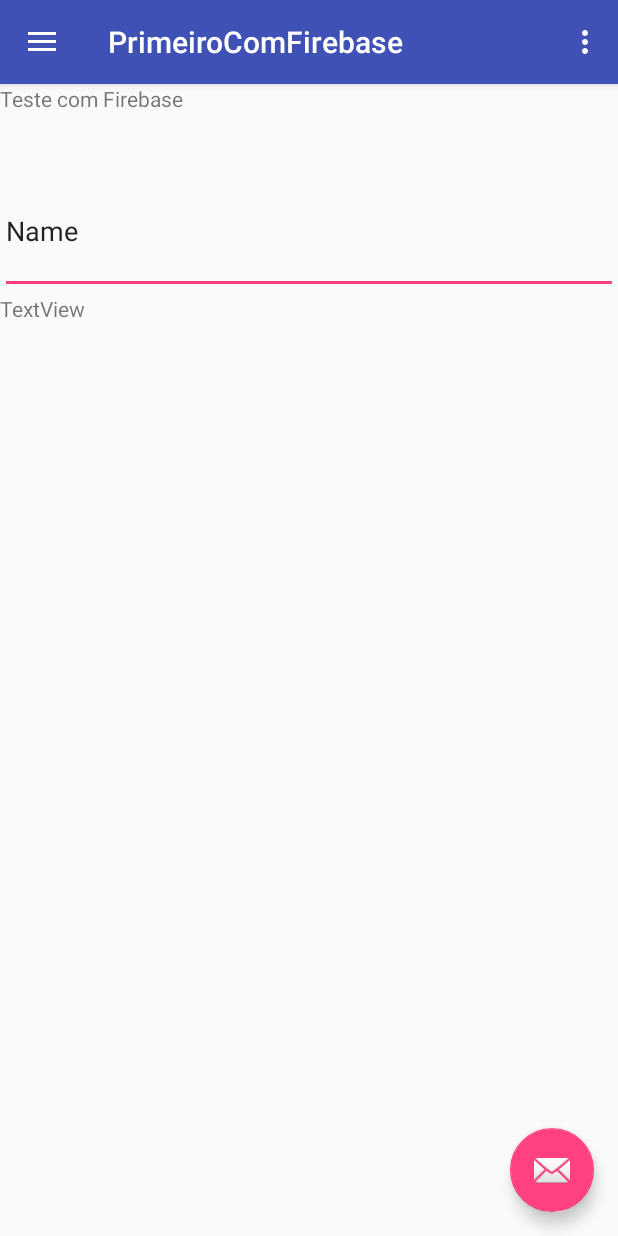
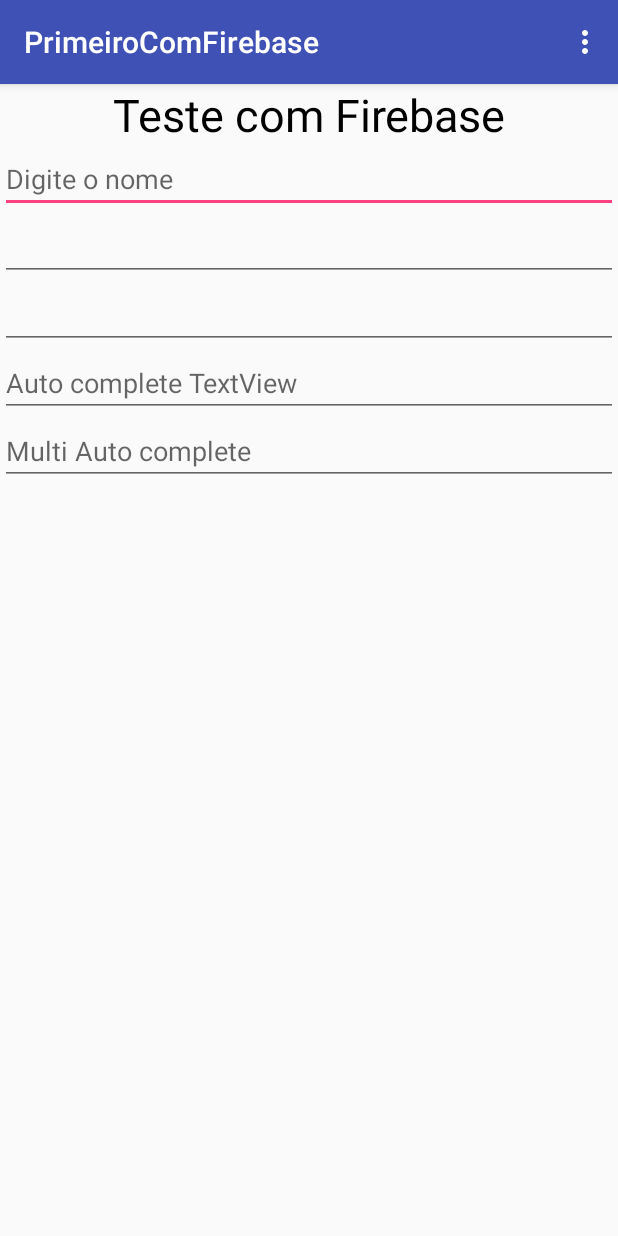
Before and after one commit to imildositoe/App-Android-com-Firebase, an Android app: the screen it shows after launch (MainActivity), on a phone screen of 412 x 824 dp. Run offline under Robolectric (Android 15) with nearby library versions, the phone set to English and light mode, and no system bars.

Commit message:
Criacao de Layout

```diff
--- a/app/src/main/java/com/example/imildositoe/primeirocomfirebase/MainActivity.java
+++ b/app/src/main/java/com/example/imildositoe/primeirocomfirebase/MainActivity.java
@@ -22,21 +22,6 @@ public class MainActivity extends AppCompatActivity
         setContentView(R.layout.activity_main);
         Toolbar toolbar = (Toolbar) findViewById(R.id.toolbar);
         setSupportActionBar(toolbar);
-
-        FloatingActionButton fab = (FloatingActionButton) findViewById(R.id.fab);
-        fab.setOnClickListener(new View.OnClickListener() {
-            @Override
-            public void onClick(View view) {
-                Snackbar.make(view, "Replace with your own action", Snackbar.LENGTH_LONG)
-                        .setAction("Action", null).show();
-            }
-        });
-
-        DrawerLayout drawer = (DrawerLayout) findViewById(R.id.drawer_layout);
-        ActionBarDrawerToggle toggle = new ActionBarDrawerToggle(
-            this, drawer, toolbar, R.string.navigation_drawer_open, R.string.navigation_drawer_close);
-        drawer.setDrawerListener(toggle);
-        toggle.syncState();
 
         NavigationView navigationView = (NavigationView) findViewById(R.id.nav_view);
         navigationView.setNavigationItemSelectedListener(this);
--- a/app/src/main/res/layout/app_bar_main.xml
+++ b/app/src/main/res/layout/app_bar_main.xml
@@ -23,12 +23,4 @@
 
     <include layout="@layout/content_main"/>
 
-    <android.support.design.widget.FloatingActionButton
-        android:id="@+id/fab"
-        android:layout_width="wrap_content"
-        android:layout_height="wrap_content"
-        android:layout_gravity="bottom|end"
-        android:layout_margin="@dimen/fab_margin"
-        app:srcCompat="@android:drawable/ic_dialog_email" />
-
 </android.support.design.widget.CoordinatorLayout>
--- a/app/src/main/res/layout/content_main.xml
+++ b/app/src/main/res/layout/content_main.xml
@@ -14,23 +14,66 @@
     <TextView
         android:id="@+id/textView2"
         android:layout_width="match_parent"
-        android:layout_height="56dp"
+        android:layout_height="wrap_content"
+        android:textSize="30sp"
+        android:textAlignment="center"
+        android:layout_weight="0"
+        android:textColor="@android:color/background_dark"
         android:text="Teste com Firebase" />
 
     <EditText
         android:id="@+id/editText"
         android:layout_width="match_parent"
         android:layout_height="wrap_content"
-        android:layout_weight="0.06"
+        android:layout_weight="0"
         android:ems="10"
+        android:hint="Digite o nome"
         android:inputType="textPersonName"
-        android:text="Name" />
+        />
 
-    <TextView
-        android:id="@+id/textView3"
+    <EditText
+        android:id="@+id/editText2"
         android:layout_width="match_parent"
         android:layout_height="wrap_content"
-        android:text="TextView"
-        android:layout_weight="0.11" />
+        android:layout_weight="0"
+        android:ems="10"
+        android:inputType="time" />
+
+    <EditText
+        android:id="@+id/editText3"
+        android:layout_width="match_parent"
+        android:layout_height="wrap_content"
+        android:layout_weight="0"
+        android:ems="10"
+        android:inputType="number" />
+
+    <AutoCompleteTextView
+        android:id="@+id/autoCompleteTextView"
+        android:layout_width="match_parent"
+        android:layout_height="wrap_content"
+        android:layout_weight="0"
+        android:hint="Auto complete TextView" />
+
+    <MultiAutoCompleteTextView
+        android:id="@+id/multiAutoCompleteTextView"
+        android:layout_width="match_parent"
+        android:layout_height="wrap_content"
+        android:layout_weight="0"
+        android:hint="Multi Auto complete" />
+
+    <StackView
+        style="@style/AppTheme"
+        android:layout_width="match_parent"
+        android:layout_height="591dp" />
+
+    <Button
+        android:id="@+id/button"
+        android:layout_width="wrap_content"
+        android:layout_height="wrap_content"
+        android:layout_weight="0.37"
+        android:textSize="20sp"
+        android:layout_gravity="center"
+        android:textAllCaps="false"
+        android:text="Click here!" />
 
 </LinearLayout>
```
Also changed, not shown: app/src/main/res/imagens/brilho.png (added), app/src/main/res/imagens/textura.png (added).
